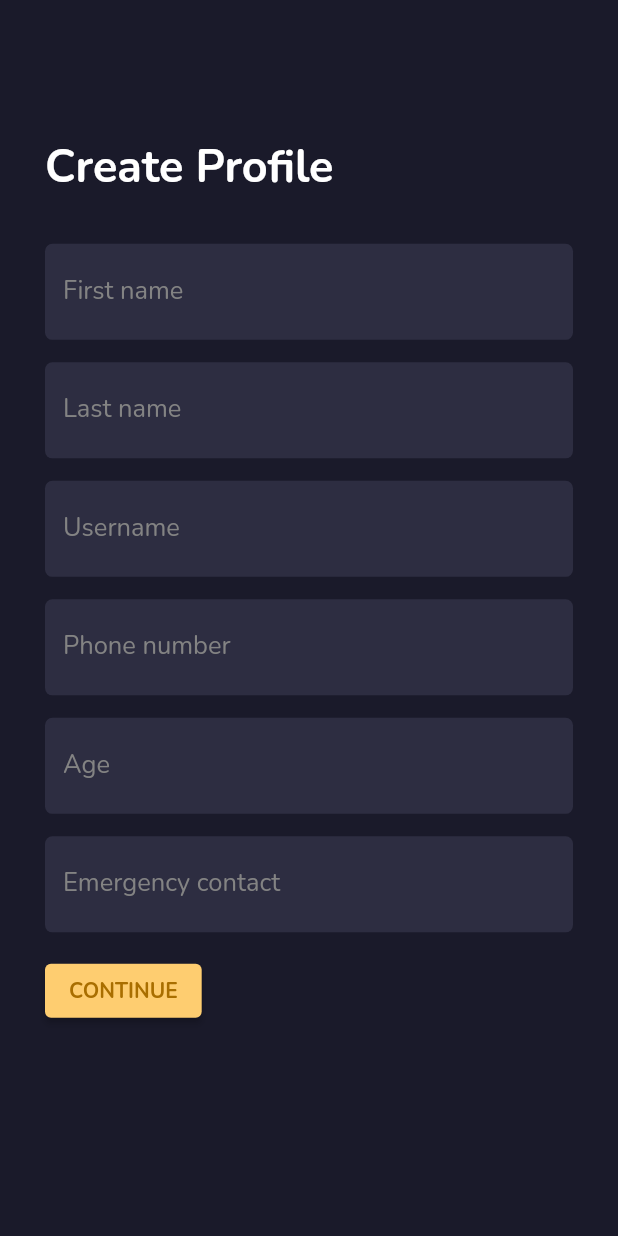
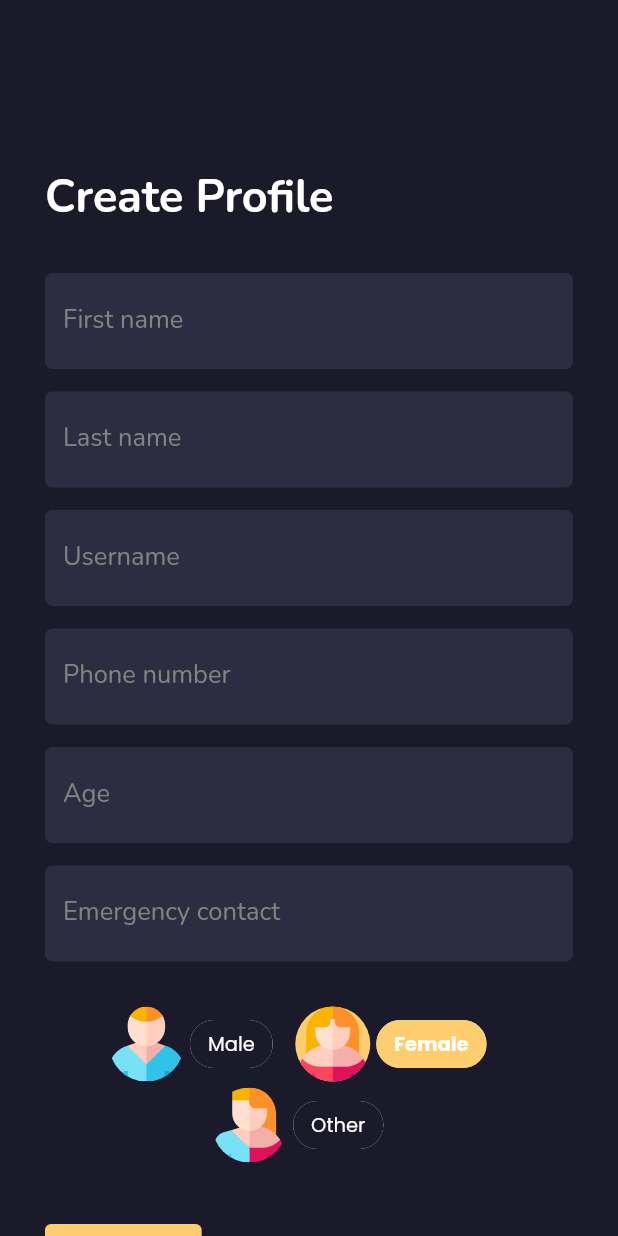
Before and after one commit to cyberwizard1001/cab_hiring_flutter, a Flutter app: the CreateProfilePage screen opened directly, on a phone screen of 412 x 824 dp. Run offline on Flutter 3.47's test engine with Material 2 defaults, Android fonts, the phone set to English and light mode, and no system bars; our stand-ins replace flutter_svg, font_awesome_flutter, google_fonts, smooth_page_indicator.

Commit message:
Added svgs, completed create_profile.dart

```diff
--- a/lib/screens/create_profile.dart
+++ b/lib/screens/create_profile.dart
@@ -1,8 +1,9 @@
+import 'package:cab_hiring_flutter/utils/colors.dart' as colors;
+import 'package:cab_hiring_flutter/utils/constants.dart';
 import 'package:cab_hiring_flutter/widgets/custom_sliver_widget.dart';
+import 'package:cab_hiring_flutter/widgets/gender_picker.dart';
 import 'package:flutter/material.dart';
 import 'package:google_fonts/google_fonts.dart';
-import 'package:cab_hiring_flutter/utils/colors.dart' as colors;
-import 'package:cab_hiring_flutter/utils/constants.dart' as constants;
 
 class CreateProfilePage extends StatefulWidget {
   const CreateProfilePage({Key? key}) : super(key: key);
@@ -257,17 +258,32 @@ class _CreateProfilePageState extends State<CreateProfilePage> {
                                                 BorderRadius.circular(5)),
                                       )),
                                 ),
+                                Padding(
+                                  padding: const EdgeInsets.only(
+                                      top: 15.0, bottom: 15.0),
+                                  child: Center(
+                                      child: GenderPickerWidget(
+                                    initialGender: FEMALE,
+                                    title: 'Pick your gender',
+                                    onChanged: (val) {},
+                                    selectedColor: colors.accentColor,
+                                  )),
+                                ),
                               ],
                             ))),
-                        ElevatedButton(
-                          style: ElevatedButton.styleFrom(primary: colors.accentColor),
+                        Padding(
+                          padding: const EdgeInsets.only(top: 20.0),
+                          child: ElevatedButton(
+                              style: ElevatedButton.styleFrom(
+                                  primary: colors.accentColor),
                               onPressed: () {},
                               child: Text(
                                 'CONTINUE',
                                 style: GoogleFonts.nunito(
                                     color: colors.accentTextColor,
                                     fontWeight: FontWeight.bold),
-                            ))
+                              )),
+                        )
                       ],
                     ),
                   )),
--- a/pubspec.yaml
+++ b/pubspec.yaml
@@ -67,6 +67,7 @@ flutter:
   # To add assets to your application, add an assets section, like this:
   assets:
     - assets/
+    - assets/svg/
 
 
   # An image asset can refer to one or more resolution-specific "variants", see
```
Also changed, not shown: assets/svg/female.svg (added), assets/svg/male.svg (added), assets/svg/transgender.svg (added), 4 other files. Lines whose indentation alone changed are shown as unchanged.
